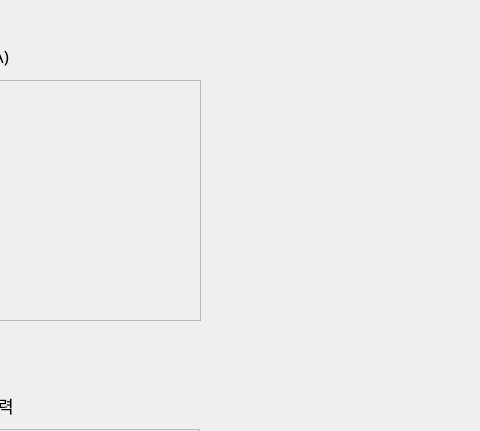
Qt form PyQt_GUI/battery.ui (yuunow57/Capstone-Design-Project) before a commit; both pictures show x 800 to 1280 and y 0 to 431 of the 1280 by 800 pixel window.
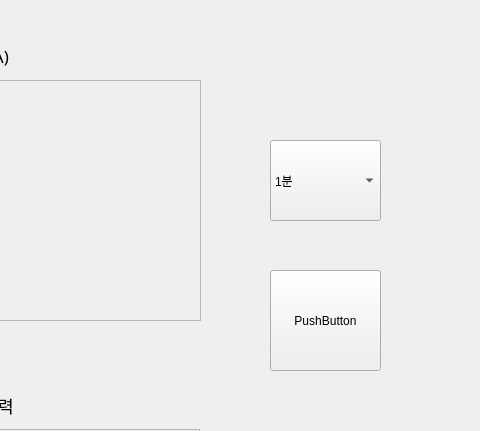
The same form after that commit. Custom widgets are drawn as their Qt base class.

The edit to the form file:
```diff
--- a/PyQt_GUI/battery.ui
+++ b/PyQt_GUI/battery.ui
@@ -240,6 +240,49 @@
     </widget>
    </widget>
   </widget>
+  <widget class="QComboBox" name="comboBox_interval">
+   <property name="geometry">
+    <rect>
+     <x>1070</x>
+     <y>140</y>
+     <width>111</width>
+     <height>81</height>
+    </rect>
+   </property>
+   <item>
+    <property name="text">
+     <string>1분</string>
+    </property>
+   </item>
+   <item>
+    <property name="text">
+     <string>10분</string>
+    </property>
+   </item>
+   <item>
+    <property name="text">
+     <string>1시간</string>
+    </property>
+   </item>
+   <item>
+    <property name="text">
+     <string>24시간</string>
+    </property>
+   </item>
+  </widget>
+  <widget class="QPushButton" name="btn_show_csv">
+   <property name="geometry">
+    <rect>
+     <x>1070</x>
+     <y>270</y>
+     <width>111</width>
+     <height>101</height>
+    </rect>
+   </property>
+   <property name="text">
+    <string>PushButton</string>
+   </property>
+  </widget>
  </widget>
  <customwidgets>
   <customwidget>
```
